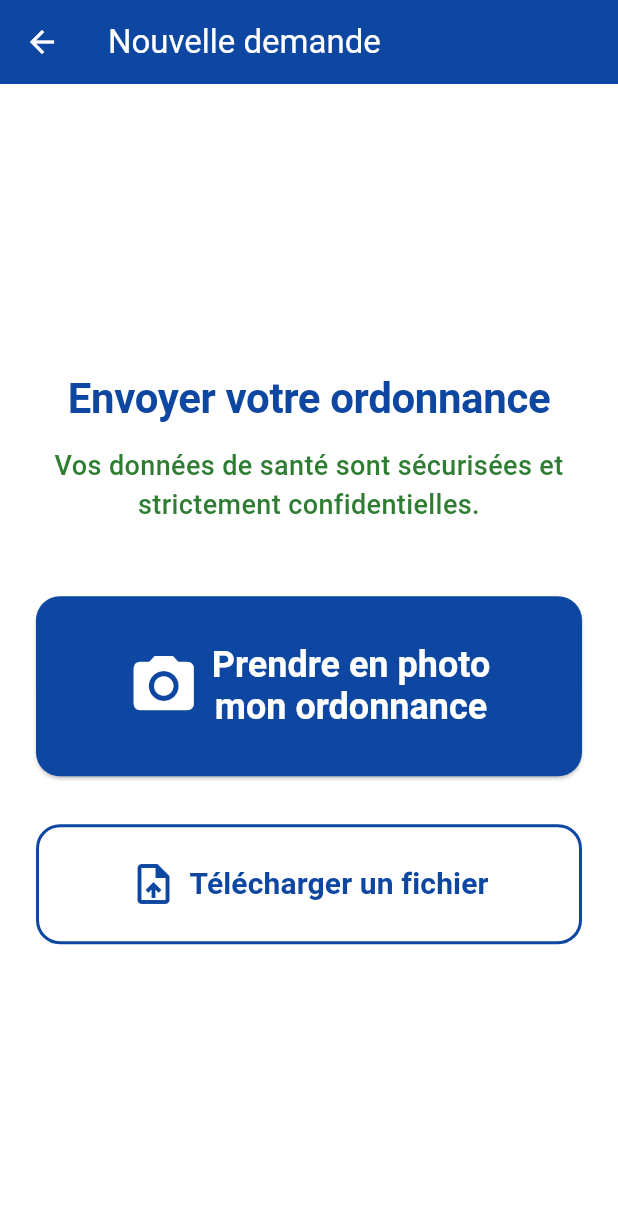
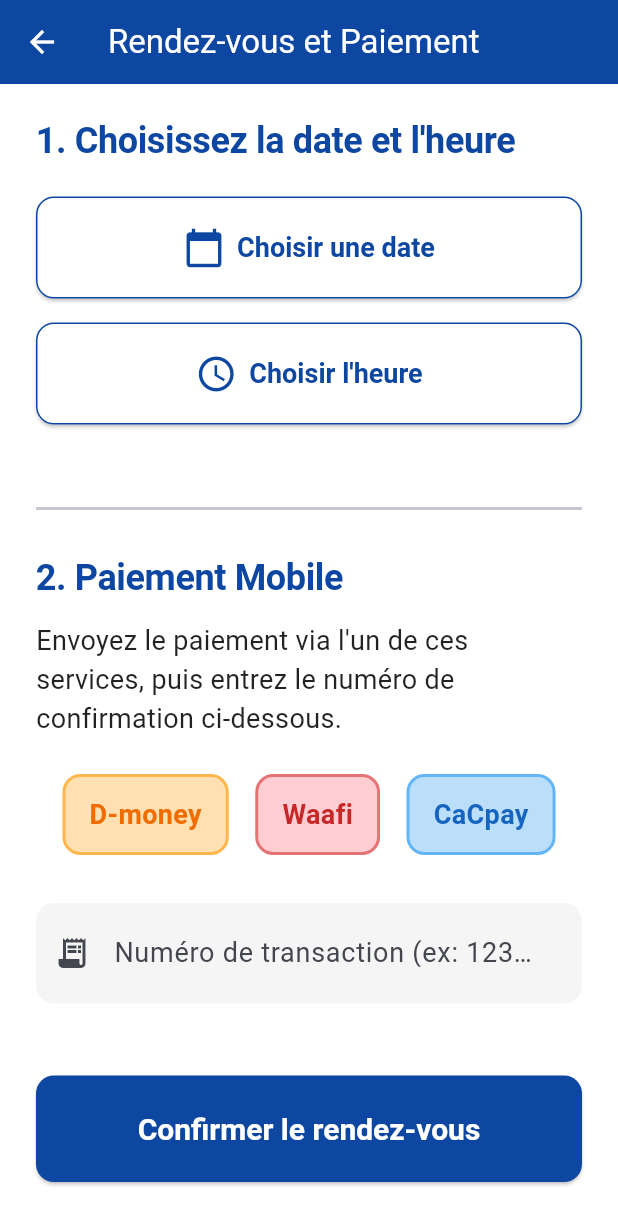
Before and after one commit to hachtek98-stack/Home-Care-App, a Flutter app: the RequestScreen screen opened directly, after a tap on "Télécharger un fichier", on a phone screen of 412 x 824 dp. Shown: the top 1225 px of the screen. Run offline on Flutter 3.47's test engine with Material 3 defaults, Android fonts, the phone set to English and light mode, and no system bars.

Commit message:
Create Booking and Payment screen

```diff
--- /dev/null
+++ b/lib/screens/booking_payment_screen.dart
@@ -0,0 +1,169 @@
+import 'package:flutter/material.dart';
+
+class BookingPaymentScreen extends StatefulWidget {
+  const BookingPaymentScreen({super.key});
+
+  @override
+  State<BookingPaymentScreen> createState() => _BookingPaymentScreenState();
+}
+
+class _BookingPaymentScreenState extends State<BookingPaymentScreen> {
+  DateTime? _selectedDate;
+  TimeOfDay? _selectedTime;
+
+  Future<void> _pickDate() async {
+    final DateTime? picked = await showDatePicker(
+      context: context,
+      initialDate: DateTime.now().add(const Duration(days: 1)),
+      firstDate: DateTime.now(),
+      lastDate: DateTime.now().add(const Duration(days: 60)),
+    );
+    if (picked != null && picked != _selectedDate) {
+      setState(() {
+        _selectedDate = picked;
+      });
+    }
+  }
+
+  Future<void> _pickTime() async {
+    final TimeOfDay? picked = await showTimePicker(
+      context: context,
+      initialTime: const TimeOfDay(hour: 8, minute: 0),
+    );
+    if (picked != null && picked != _selectedTime) {
+      setState(() {
+        _selectedTime = picked;
+      });
+    }
+  }
+
+  @override
+  Widget build(BuildContext context) {
+    return Scaffold(
+      appBar: AppBar(
+        title: const Text('Rendez-vous et Paiement'),
+        backgroundColor: Theme.of(context).colorScheme.primary,
+        foregroundColor: Colors.white,
+      ),
+      body: SafeArea(
+        child: SingleChildScrollView(
+          padding: const EdgeInsets.all(24.0),
+          child: Column(
+            crossAxisAlignment: CrossAxisAlignment.stretch,
+            children: [
+              Text(
+                '1. Choisissez la date et l\'heure',
+                style: Theme.of(context).textTheme.displayLarge?.copyWith(fontSize: 24),
+              ),
+              const SizedBox(height: 24),
+              Row(
+                children: [
+                  Expanded(
+                    child: ElevatedButton.icon(
+                      onPressed: _pickDate,
+                      icon: const Icon(Icons.calendar_today, size: 28),
+                      label: Text(
+                        _selectedDate == null
+                            ? 'Choisir une date'
+                            : '${_selectedDate!.day}/${_selectedDate!.month}/${_selectedDate!.year}',
+                        style: const TextStyle(fontSize: 18),
+                      ),
+                      style: ElevatedButton.styleFrom(
+                        padding: const EdgeInsets.symmetric(vertical: 20),
+                        backgroundColor: Colors.white,
+                        foregroundColor: Theme.of(context).colorScheme.primary,
+                        side: BorderSide(color: Theme.of(context).colorScheme.primary),
+                      ),
+                    ),
+                  ),
+                ],
+              ),
+              const SizedBox(height: 16),
+              Row(
+                children: [
+                  Expanded(
+                    child: ElevatedButton.icon(
+                      onPressed: _pickTime,
+                      icon: const Icon(Icons.access_time, size: 28),
+                      label: Text(
+                        _selectedTime == null
+                            ? 'Choisir l\'heure'
+                            : '${_selectedTime!.hour.toString().padLeft(2, '0')}:${_selectedTime!.minute.toString().padLeft(2, '0')}',
+                        style: const TextStyle(fontSize: 18),
+                      ),
+                      style: ElevatedButton.styleFrom(
+                        padding: const EdgeInsets.symmetric(vertical: 20),
+                        backgroundColor: Colors.white,
+                        foregroundColor: Theme.of(context).colorScheme.primary,
+                        side: BorderSide(color: Theme.of(context).colorScheme.primary),
+                      ),
+                    ),
+                  ),
+                ],
+              ),
+              const SizedBox(height: 48),
+              const Divider(thickness: 2),
+              const SizedBox(height: 24),
+              Text(
+                '2. Paiement Mobile',
+                style: Theme.of(context).textTheme.displayLarge?.copyWith(fontSize: 24),
+              ),
+              const SizedBox(height: 16),
+              Text(
+                'Envoyez le paiement via l\'un de ces services, puis entrez le numéro de confirmation ci-dessous.',
+                style: Theme.of(context).textTheme.bodyMedium?.copyWith(fontSize: 18),
+              ),
+              const SizedBox(height: 24),
+              Row(
+                mainAxisAlignment: MainAxisAlignment.spaceEvenly,
+                children: [
+                  _buildWalletBadge('D-money', Colors.orange),
+                  _buildWalletBadge('Waafi', Colors.red),
+                  _buildWalletBadge('CaCpay', Colors.blue),
+                ],
+              ),
+              const SizedBox(height: 32),
+              TextFormField(
+                decoration: const InputDecoration(
+                  labelText: 'Numéro de transaction (ex: 12345678)',
+                  prefixIcon: Icon(Icons.receipt_long),
+                ),
+                style: const TextStyle(fontSize: 18),
+                keyboardType: TextInputType.number,
+              ),
+              const SizedBox(height: 48),
+              ElevatedButton(
+                onPressed: () {
+                  // Finaliser
+                },
+                style: ElevatedButton.styleFrom(
+                  padding: const EdgeInsets.symmetric(vertical: 24),
+                ),
+                child: const Text('Confirmer le rendez-vous'),
+              ),
+            ],
+          ),
+        ),
+      ),
+    );
+  }
+
+  Widget _buildWalletBadge(String name, MaterialColor color) {
+    return Container(
+      padding: const EdgeInsets.symmetric(horizontal: 16, vertical: 12),
+      decoration: BoxDecoration(
+        color: color.shade100,
+        borderRadius: BorderRadius.circular(12),
+        border: Border.all(color: color.shade300, width: 2),
+      ),
+      child: Text(
+        name,
+        style: TextStyle(
+          fontSize: 18,
+          fontWeight: FontWeight.bold,
+          color: color.shade800,
+        ),
+      ),
+    );
+  }
+}
--- a/lib/screens/request_screen.dart
+++ b/lib/screens/request_screen.dart
@@ -1,7 +1,14 @@
 import 'package:flutter/material.dart';
+import 'booking_payment_screen.dart';
 
 class RequestScreen extends StatelessWidget {
   const RequestScreen({super.key});
+
+  void _navigateToBooking(BuildContext context) {
+    Navigator.of(context).push(
+      MaterialPageRoute(builder: (context) => const BookingPaymentScreen()),
+    );
+  }
 
   @override
   Widget build(BuildContext context) {
@@ -37,9 +44,7 @@ class RequestScreen extends StatelessWidget {
               ),
               const SizedBox(height: 48),
               ElevatedButton.icon(
-                onPressed: () {
-                  // Action to take a photo
-                },
+                onPressed: () => _navigateToBooking(context),
                 icon: const Icon(Icons.camera_alt, size: 48),
                 label: const Text(
                   'Prendre en photo\nmon ordonnance',
@@ -58,9 +63,7 @@ class RequestScreen extends StatelessWidget {
               ),
               const SizedBox(height: 32),
               OutlinedButton.icon(
-                onPressed: () {
-                  // Action to upload file
-                },
+                onPressed: () => _navigateToBooking(context),
                 icon: const Icon(Icons.upload_file, size: 32),
                 label: const Text(
                   'Télécharger un fichier',
```
Also changed, not shown: 1 other file.
